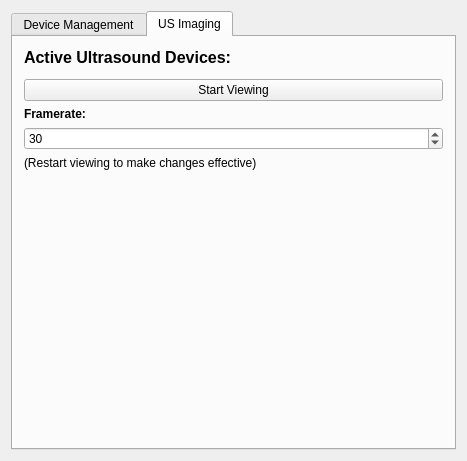
Qt form Plugins/org.mitk.gui.qt.ultrasound/src/internal/UltrasoundSupportControls.ui (MITK/MITK) before a commit.
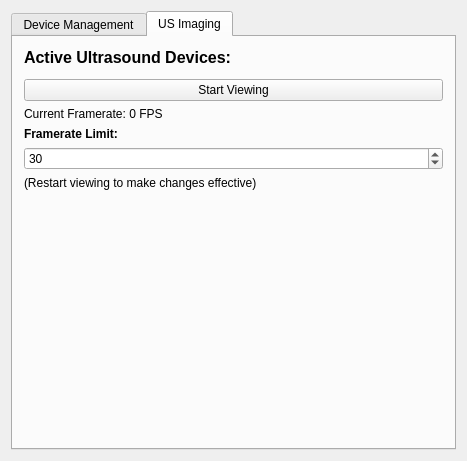
The same form after that commit. The open tabs and pages were chosen to show the change. Custom widgets are drawn as their Qt base class.

Commit message: Ad a framerate display to Ultrasound Support

```diff
--- a/Plugins/org.mitk.gui.qt.ultrasound/src/internal/UltrasoundSupportControls.ui
+++ b/Plugins/org.mitk.gui.qt.ultrasound/src/internal/UltrasoundSupportControls.ui
@@ -108,6 +108,13 @@
          </property>
         </widget>
        </item>
+       <item>
+        <widget class="QLabel" name="m_FramerateLabel">
+         <property name="text">
+          <string>Current Framerate: 0 FPS</string>
+         </property>
+        </widget>
+       </item>
        <item>
         <widget class="QLabel" name="label_3">
          <property name="font">
@@ -117,7 +124,7 @@
           </font>
          </property>
          <property name="text">
-          <string>Framerate:</string>
+          <string>Framerate Limit:</string>
          </property>
         </widget>
        </item>
```
The commit also changes 2 other files.
